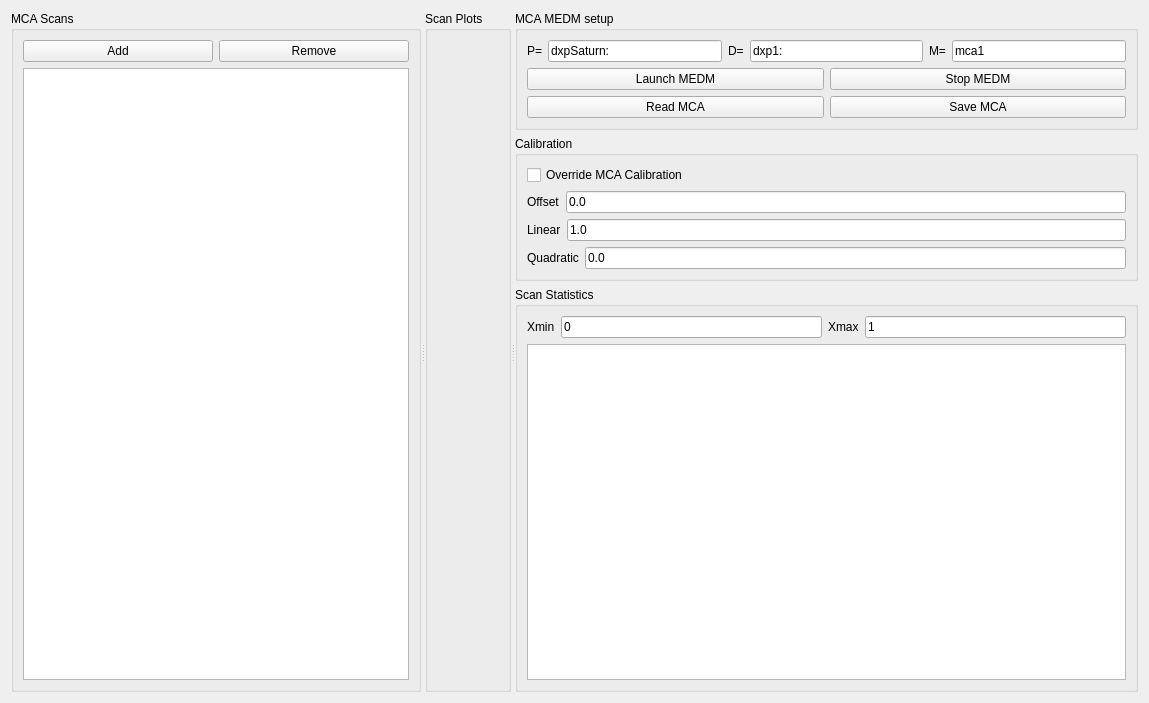
The window that UI_Forms/MCA_Widget.ui (chemmatcars/XAnoS) describes before a commit, drawn with Qt 5.
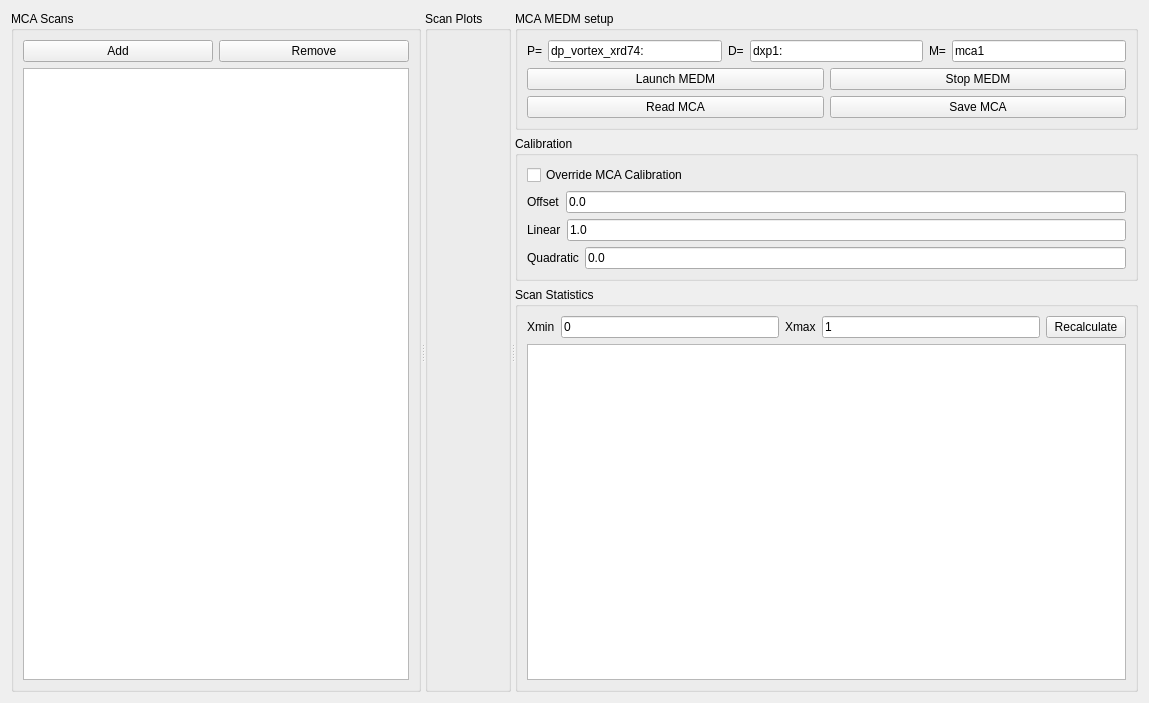
The same window after the commit. Custom widgets are drawn as their Qt base class.

```diff
--- a/UI_Forms/MCA_Widget.ui
+++ b/UI_Forms/MCA_Widget.ui
@@ -88,7 +88,7 @@
             <item>
              <widget class="QLineEdit" name="medm_P_LineEdit">
               <property name="text">
-               <string>dxpSaturn:</string>
+               <string>dp_vortex_xrd74:</string>
               </property>
              </widget>
             </item>
@@ -273,6 +273,13 @@
                 </property>
                </widget>
               </item>
+              <item>
+               <widget class="QPushButton" name="calcStatsPushButton">
+                <property name="text">
+                 <string>Recalculate</string>
+                </property>
+               </widget>
+              </item>
              </layout>
             </item>
             <item>
```
